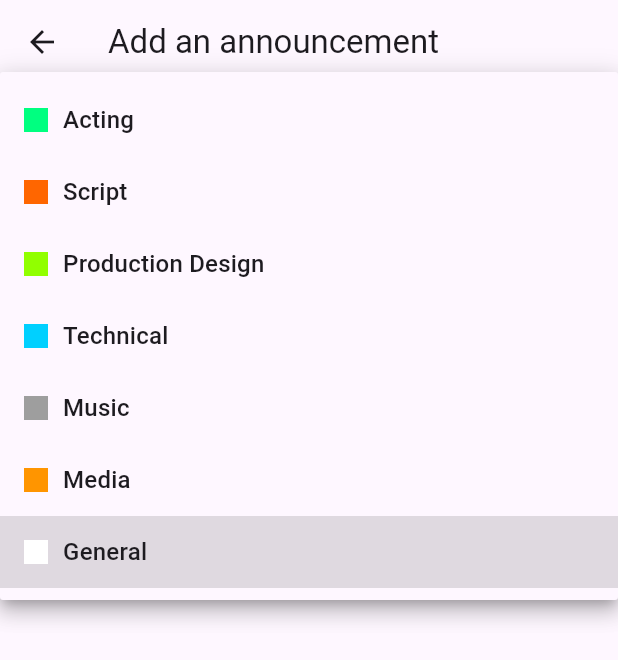
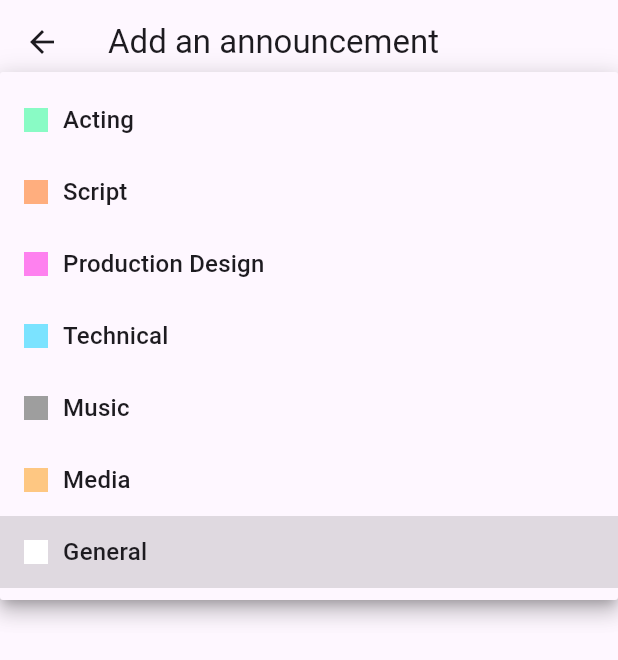
Before and after one commit to vkuasar0/KCARV_frontend, a Flutter app: the NewAnnouncement screen opened directly, after a tap on "General", on a phone screen of 412 x 824 dp. Shown: the top 660 px of the screen. Run offline on Flutter 3.47's test engine with Material 3 defaults, Android fonts, the light colour scheme and no system bars; our stand-ins replace csv, file_picker, flutter_secure_storage, image_picker, permission_handler; accounts and stored records are empty; network calls fail.

Commit message:
Changed the colors of announcements

```diff
--- a/lib/data/verticals.dart
+++ b/lib/data/verticals.dart
@@ -4,19 +4,19 @@ import 'package:kcarv_front/models/clubVertical.dart';
 final verticals =  {
   Verticals.acting : const clubVertical(
     "Acting",
-    Color.fromARGB(255, 0, 255, 128),
+    Color.fromARGB(117, 0, 255, 128),
   ),
   Verticals.production_design : const clubVertical(
     "Production Design",
-    Color.fromARGB(255, 145, 255, 0),
+    Color.fromARGB(122, 255, 0, 221),
   ),
   Verticals.script : const clubVertical(
     "Script",
-    Color.fromARGB(255, 255, 102, 0),
+    Color.fromARGB(129, 255, 102, 0),
   ),
   Verticals.technical : const clubVertical(
     "Technical",
-    Color.fromARGB(255, 0, 208, 255),
+    Color.fromARGB(132, 0, 208, 255),
   ),
   Verticals.music : const clubVertical(
     "Music",
@@ -24,7 +24,7 @@ final verticals =  {
   ),
   Verticals.media : const clubVertical(
     "Media",
-    Color.fromARGB(255, 255, 149, 0),
+    Color.fromARGB(125, 255, 149, 0),
   ),
   Verticals.all : const clubVertical(
     "General",
```
Also changed, not shown: lib/pages/profile.dart (+22 -22 lines), pubspec.lock.
